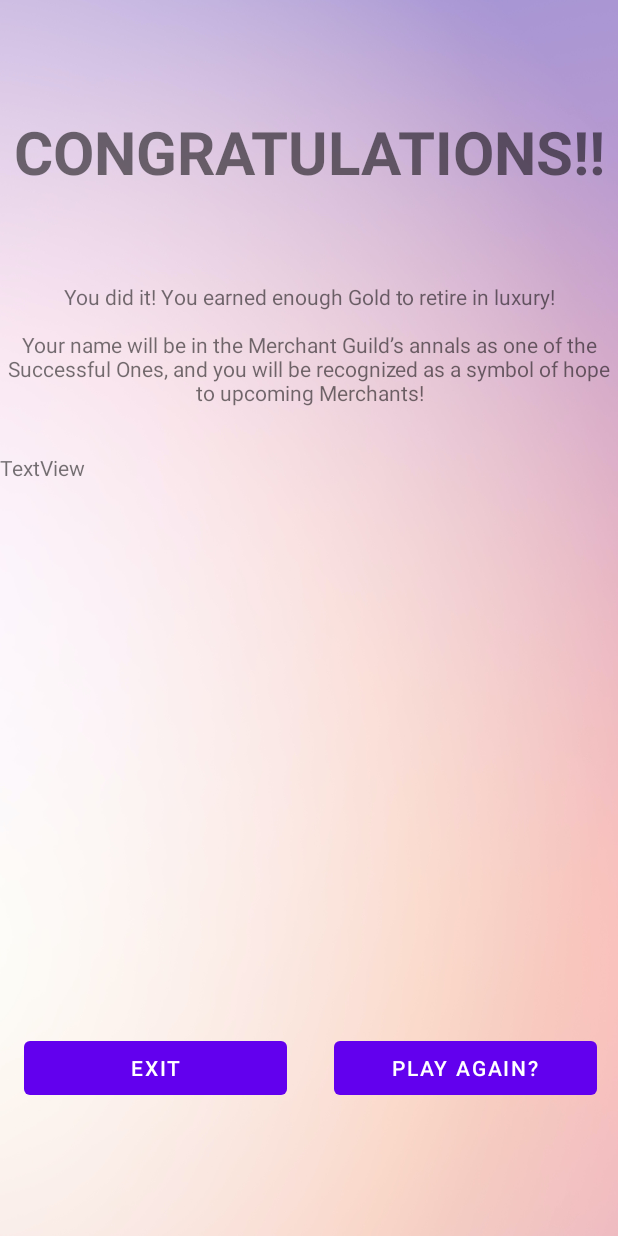
After one commit to KeraLinn/MoG-0423, an Android app: the layout screen_game_won.xml on its own in the app's theme, with its tools: preview values and no code run, on a phone screen of 412 x 824 dp. The commit adds this screen. Run offline under Robolectric (Android 15) with nearby library versions, the light colour scheme and no system bars; Roboto replaces fonts that are not available here.

Commit message:
Designed layout for game win with scrollview for credits and 2 buttons - 1 to exit application, and 1 to go to createNewGame.

```diff
--- /dev/null
+++ b/app/src/main/res/layout/screen_game_won.xml
@@ -0,0 +1,88 @@
+<?xml version="1.0" encoding="utf-8"?>
+<androidx.constraintlayout.widget.ConstraintLayout xmlns:android="http://schemas.android.com/apk/res/android"
+    xmlns:app="http://schemas.android.com/apk/res-auto"
+    xmlns:tools="http://schemas.android.com/tools"
+    android:layout_width="match_parent"
+    android:layout_height="match_parent"
+    android:background="@drawable/pexels_codioful__formerly_gradienta__7130537">
+
+    <TextView
+        android:id="@+id/congrats"
+        android:layout_width="wrap_content"
+        android:layout_height="wrap_content"
+        android:layout_marginTop="74dp"
+        android:text="CONGRATULATIONS!!"
+        android:textAlignment="center"
+        android:textSize="40sp"
+        android:textStyle="bold"
+        app:layout_constraintEnd_toEndOf="parent"
+        app:layout_constraintStart_toStartOf="parent"
+        app:layout_constraintTop_toTopOf="parent" />
+
+    <TextView
+        android:id="@+id/textView8"
+        android:layout_width="wrap_content"
+        android:layout_height="wrap_content"
+        android:layout_marginStart="16dp"
+        android:layout_marginTop="60dp"
+        android:layout_marginEnd="16dp"
+        android:text="@string/you_won"
+        android:textAlignment="center"
+        app:layout_constraintEnd_toEndOf="parent"
+        app:layout_constraintStart_toStartOf="parent"
+        app:layout_constraintTop_toBottomOf="@+id/congrats" />
+
+    <ScrollView
+        android:id="@+id/scrollView2"
+        android:layout_width="match_parent"
+        android:layout_height="wrap_content"
+        app:layout_constraintBottom_toBottomOf="parent"
+        app:layout_constraintEnd_toEndOf="parent"
+        app:layout_constraintHorizontal_bias="1.0"
+        app:layout_constraintStart_toStartOf="parent"
+        app:layout_constraintTop_toBottomOf="@+id/textView8"
+        app:layout_constraintVertical_bias="0.261">
+
+        <LinearLayout
+            android:layout_width="match_parent"
+            android:layout_height="wrap_content"
+            android:orientation="vertical">
+
+            <TextView
+                android:id="@+id/credits"
+                android:layout_width="match_parent"
+                android:layout_height="386dp"
+                android:text="TextView" />
+
+            <androidx.constraintlayout.widget.ConstraintLayout
+                android:layout_width="match_parent"
+                android:layout_height="match_parent">
+
+                <Button
+                    android:id="@+id/exitButton"
+                    android:layout_width="0dp"
+                    android:layout_height="wrap_content"
+                    android:layout_marginStart="16dp"
+                    android:layout_marginEnd="31dp"
+                    android:text="Exit"
+                    app:layout_constraintBottom_toBottomOf="parent"
+                    app:layout_constraintEnd_toStartOf="@+id/playAgainButton"
+                    app:layout_constraintStart_toStartOf="parent" />
+
+                <Button
+                    android:id="@+id/playAgainButton"
+                    android:layout_width="0dp"
+                    android:layout_height="wrap_content"
+                    android:layout_marginEnd="14dp"
+                    android:text="Play again?"
+                    app:layout_constraintBottom_toBottomOf="@+id/exitButton"
+                    app:layout_constraintEnd_toEndOf="parent"
+                    app:layout_constraintStart_toEndOf="@+id/exitButton"
+                    app:layout_constraintTop_toTopOf="@+id/exitButton"
+                    app:layout_constraintVertical_bias="0.0" />
+            </androidx.constraintlayout.widget.ConstraintLayout>
+
+        </LinearLayout>
+    </ScrollView>
+
+</androidx.constraintlayout.widget.ConstraintLayout>
--- a/app/src/main/res/values/strings.xml
+++ b/app/src/main/res/values/strings.xml
@@ -72,13 +72,14 @@
         <item name="icons8">icons8.com</item>
         <item name="Number generator">https://www.rangen.co.uk/misc/numbergen.php</item>
     </string-array>
-        <string name="beginning_story">Hello Merchant!\n\nWelcome to Geminaria!\n\nYou are embarking on a new adventure to write your name in piles of gold and the annals of history!</string>
-        <string name="goalPt_1">Your goal is:</string>
-        <string name="goalPt_2">and retire into the lap of luxury!</string>
-        <string name="lossCondition">Be careful! If you spend all your money, you will lose the game!</string>
-        <string name="goodLuck">Good luck!</string>
+    <string name="beginning_story">Hello Merchant!\n\nWelcome to Geminaria!\n\nYou are embarking on a new adventure to write your name in piles of gold and the annals of history!</string>
+    <string name="goalPt_1">Your goal is:</string>
+    <string name="goalPt_2">and retire into the lap of luxury!</string>
+    <string name="lossCondition">Be careful! If you spend all your money, you will lose the game!</string>
+    <string name="goodLuck">Good luck!</string>
     <!--City Text -->
     <string name="sapphiraWelcome">Welcome to Rubya!</string>
     <string name="sapphiraText">Sapphira lies beside the deepest known lake.\nThe water is cool and sweet, even during the hottest summer days.\n\nFruits and vegetables that need lots of water do especially well here!
 </string>
+    <string name="you_won">You did it! You earned enough Gold to retire in luxury!\n\nYour name will be in the Merchant Guild’s annals as one of the Successful Ones, and you will be recognized as a symbol of hope to upcoming Merchants!</string>
 </resources>
```
